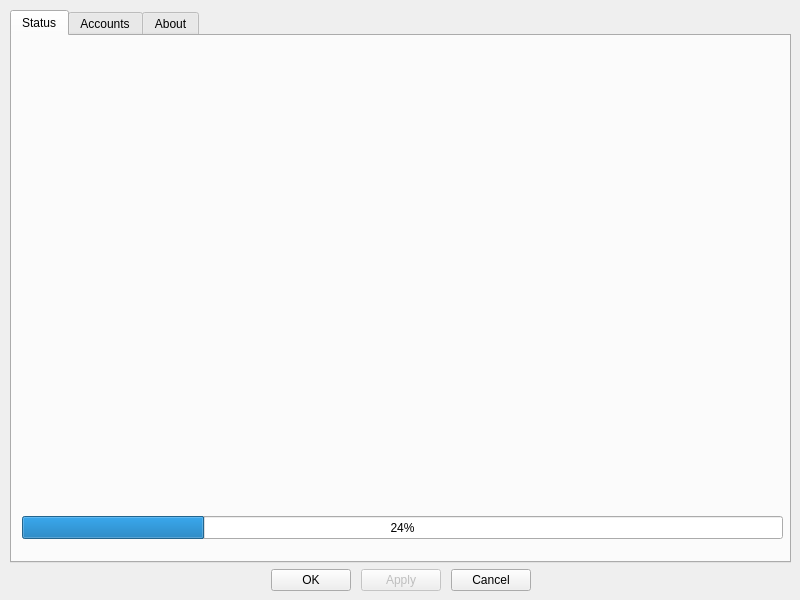
Above: OmniSync.ui from self20/OmniSync before the change. Below: the same form after it.
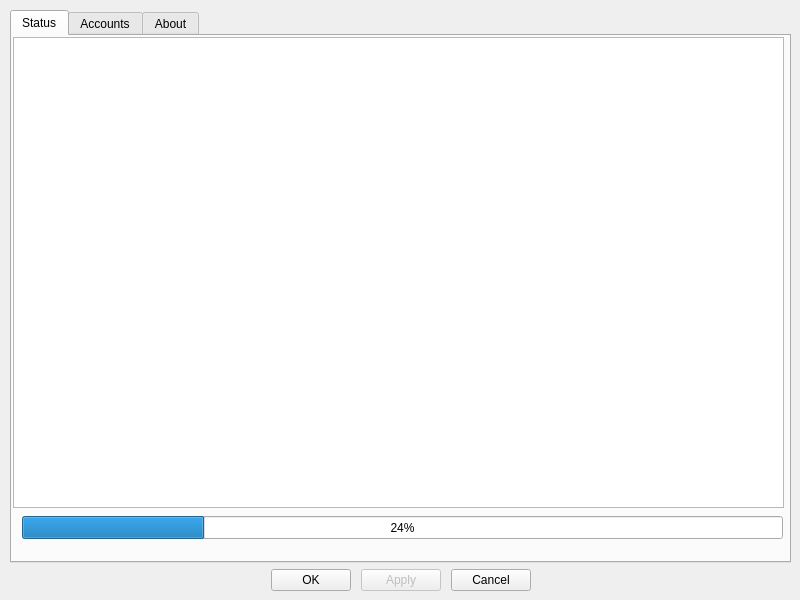
That is the form after the change. The open tabs and pages were chosen to show the change. Icons and pictures are not drawn.

Commit message: Added list view components

```diff
--- a/OmniSync.ui
+++ b/OmniSync.ui
@@ -116,6 +116,43 @@
           <number>24</number>
          </property>
         </widget>
+        <widget class="QListView" name="listView">
+         <property name="geometry">
+          <rect>
+           <x>1</x>
+           <y>1</y>
+           <width>771</width>
+           <height>471</height>
+          </rect>
+         </property>
+         <property name="sizePolicy">
+          <sizepolicy hsizetype="Expanding" vsizetype="Expanding">
+           <horstretch>0</horstretch>
+           <verstretch>0</verstretch>
+          </sizepolicy>
+         </property>
+         <property name="sizeIncrement">
+          <size>
+           <width>0</width>
+           <height>0</height>
+          </size>
+         </property>
+         <property name="baseSize">
+          <size>
+           <width>0</width>
+           <height>0</height>
+          </size>
+         </property>
+         <property name="iconSize">
+          <size>
+           <width>14</width>
+           <height>16</height>
+          </size>
+         </property>
+         <property name="resizeMode">
+          <enum>QListView::Fixed</enum>
+         </property>
+        </widget>
        </widget>
        <widget class="QWidget" name="accounts_tab">
         <property name="sizePolicy">
```
Left out of the diff: 12 changed lines with no effect on the pictures.
